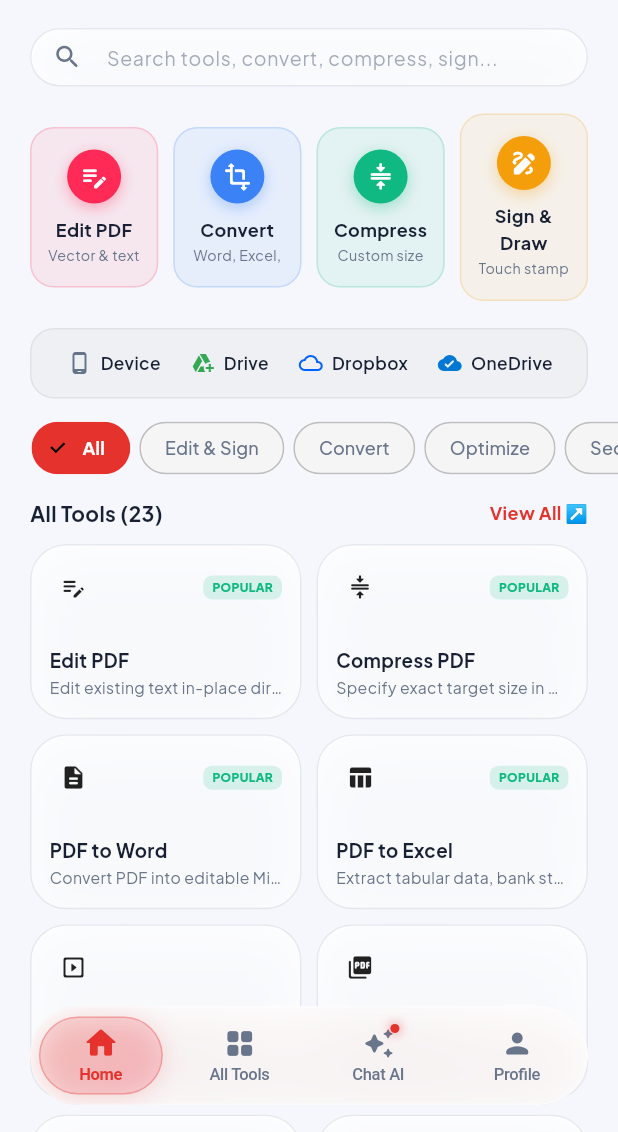
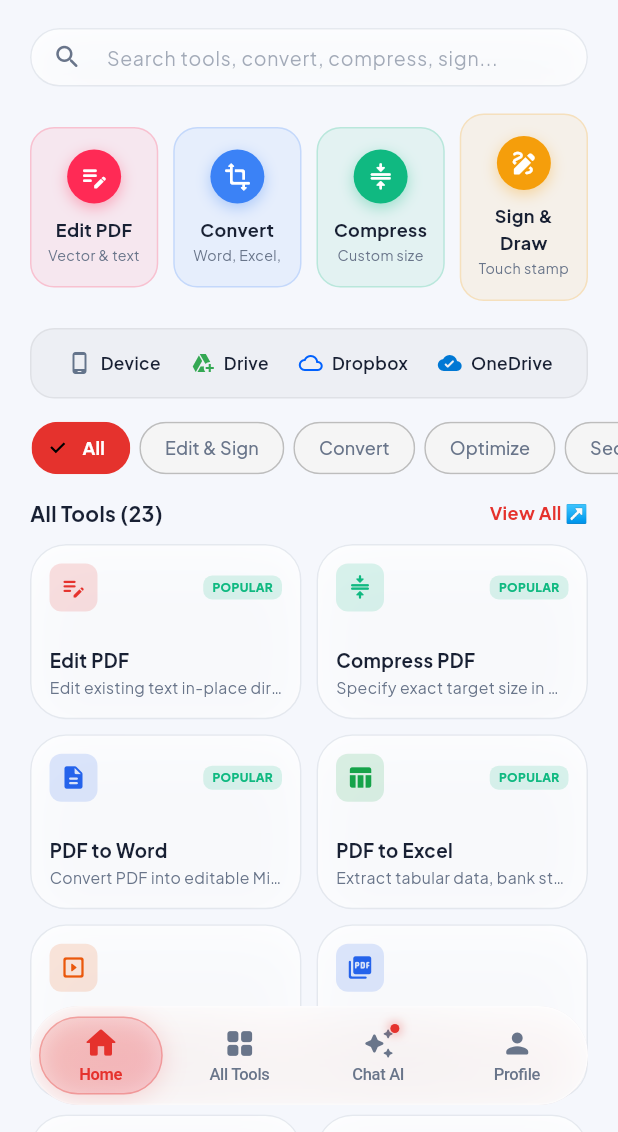
Before and after one commit to asifakhatun6543-dot/Mining, a Flutter app: the screen it shows after launch, on a phone screen of 412 x 824 dp, the part 104-1236 px from its top. Run offline on Flutter 3.47's test engine with Material 3 defaults, Android fonts, the phone set to English and light mode, and no system bars; our stand-ins replace file_picker, flutter_riverpod, google_fonts, image_picker, printing, share_plus and 1 more; missing offline and left inert: google_mlkit_text_recognition, syncfusion_flutter_pdf.

Commit message:
fix(dart): replace withValues with withOpacity for Flutter 3.24 compatibility and fix home/chat type errors

```diff
--- a/openpdf_mobile/lib/features/home/screens/home_screen.dart
+++ b/openpdf_mobile/lib/features/home/screens/home_screen.dart
@@ -53,7 +53,7 @@ class _HomeScreenState extends State<HomeScreen> {
           tool.description.toLowerCase().contains(_searchQuery.toLowerCase());
       if (_selectedCategory == 'All') return matchesSearch;
       if (_selectedCategory == 'Convert') {
-        return matchesSearch && (tool.category.contains('Convert') || tool.id.contains('convert') || tool.id.contains('to_'));
+        return matchesSearch && (tool.category.name.toLowerCase().contains('convert') || tool.id.contains('convert') || tool.id.contains('to_'));
       }
       if (_selectedCategory == 'Edit & Sign') {
         return matchesSearch && (tool.id.contains('edit') || tool.id.contains('sign') || tool.id.contains('watermark') || tool.id.contains('redact'));
@@ -150,9 +150,9 @@ class _HomeScreenState extends State<HomeScreen> {
                         height: 42,
                         decoration: BoxDecoration(
                           shape: BoxShape.circle,
-                          color: (isDark ? Colors.white : Colors.black).withValues(alpha: 0.08),
+                          color: (isDark ? Colors.white : Colors.black).withOpacity(0.08),
                           border: Border.all(
-                            color: primaryAccent.withValues(alpha: 0.4),
+                            color: primaryAccent.withOpacity(0.4),
                             width: 1.5,
                           ),
                         ),
@@ -185,7 +185,7 @@ class _HomeScreenState extends State<HomeScreen> {
                       hintText: 'Search tools, convert, compress, sign...',
                       hintStyle: TextStyle(
                         fontSize: 13,
-                        color: (isDark ? AppColors.darkSecondaryText : AppColors.lightSecondaryText).withValues(alpha: 0.6),
+                        color: (isDark ? AppColors.darkSecondaryText : AppColors.lightSecondaryText).withOpacity(0.6),
                       ),
                       border: InputBorder.none,
                       isDense: true,
@@ -260,10 +260,10 @@ class _HomeScreenState extends State<HomeScreen> {
                 child: Container(
                   padding: const EdgeInsets.symmetric(horizontal: 14, vertical: 10),
                   decoration: BoxDecoration(
-                    color: (isDark ? Colors.white : Colors.black).withValues(alpha: 0.03),
+                    color: (isDark ? Colors.white : Colors.black).withOpacity(0.03),
                     borderRadius: BorderRadius.circular(16),
                     border: Border.all(
-                      color: (isDark ? Colors.white : Colors.black).withValues(alpha: 0.06),
+                      color: (isDark ? Colors.white : Colors.black).withOpacity(0.06),
                     ),
                   ),
                   child: Row(
@@ -298,7 +298,7 @@ class _HomeScreenState extends State<HomeScreen> {
                         selected: isSelected,
                         onSelected: (_) => setState(() => _selectedCategory = cat),
                         selectedColor: primaryAccent,
-                        backgroundColor: (isDark ? Colors.white : Colors.black).withValues(alpha: 0.04),
+                        backgroundColor: (isDark ? Colors.white : Colors.black).withOpacity(0.04),
                         labelStyle: TextStyle(
                           fontSize: 12,
                           fontWeight: isSelected ? FontWeight.w700 : FontWeight.w500,
@@ -381,20 +381,20 @@ class _HomeScreenState extends State<HomeScreen> {
                                   width: 32,
                                   height: 32,
                                   decoration: BoxDecoration(
-                                    color: (tool.categoryColor ?? primaryAccent).withValues(alpha: 0.15),
+                                    color: tool.accentColor.withOpacity(0.15),
                                     borderRadius: BorderRadius.circular(8),
                                   ),
                                   child: Icon(
                                     tool.icon,
                                     size: 18,
-                                    color: tool.categoryColor ?? primaryAccent,
+                                    color: tool.accentColor,
                                   ),
                                 ),
                                 if (tool.isPopular)
                                   Container(
                                     padding: const EdgeInsets.symmetric(horizontal: 6, vertical: 2),
                                     decoration: BoxDecoration(
-                                      color: const Color(0xFF10B981).withValues(alpha: 0.15),
+                                      color: const Color(0xFF10B981).withOpacity(0.15),
                                       borderRadius: BorderRadius.circular(6),
                                     ),
                                     child: const Text(
@@ -572,10 +572,10 @@ class _HomeScreenState extends State<HomeScreen> {
                   child: Container(
                     padding: const EdgeInsets.symmetric(horizontal: 14, vertical: 8),
                     decoration: BoxDecoration(
-                      color: (isDark ? Colors.white : Colors.black).withValues(alpha: 0.04),
+                      color: (isDark ? Colors.white : Colors.black).withOpacity(0.04),
                       borderRadius: BorderRadius.circular(20),
                       border: Border.all(
-                        color: (isDark ? Colors.white : Colors.black).withValues(alpha: 0.08),
+                        color: (isDark ? Colors.white : Colors.black).withOpacity(0.08),
                       ),
                     ),
                     child: Row(
@@ -628,10 +628,10 @@ class _HomeScreenState extends State<HomeScreen> {
         child: Container(
           padding: const EdgeInsets.symmetric(vertical: 14, horizontal: 8),
           decoration: BoxDecoration(
-            color: color.withValues(alpha: isDark ? 0.16 : 0.08),
+            color: color.withOpacity(isDark ? 0.16 : 0.08),
             borderRadius: BorderRadius.circular(16),
             border: Border.all(
-              color: color.withValues(alpha: isDark ? 0.35 : 0.2),
+              color: color.withOpacity(isDark ? 0.35 : 0.2),
             ),
           ),
           child: Column(
@@ -644,7 +644,7 @@ class _HomeScreenState extends State<HomeScreen> {
                   shape: BoxShape.circle,
                   boxShadow: [
                     BoxShadow(
-                      color: color.withValues(alpha: 0.35),
+                      color: color.withOpacity(0.35),
                       blurRadius: 8,
                       offset: const Offset(0, 3),
                     ),
```
Also changed, not shown: openpdf_mobile/lib/features/chat_ai/screens/chat_ai_screen.dart (+17 -15 lines), openpdf_mobile/lib/features/profile/screens/profile_screen.dart (+8 -8 lines), openpdf_mobile/lib/features/splash/screens/splash_screen.dart (+10 -10 lines), openpdf_mobile/lib/features/tools/screens/pdf_editor_canvas_screen.dart (+12 -12 lines), openpdf_mobile/lib/features/tools/screens/tool_workspace_screen.dart (+10 -10 lines), openpdf_mobile/lib/shared/widgets/document_actions_sheet.dart (+9 -9 lines).
